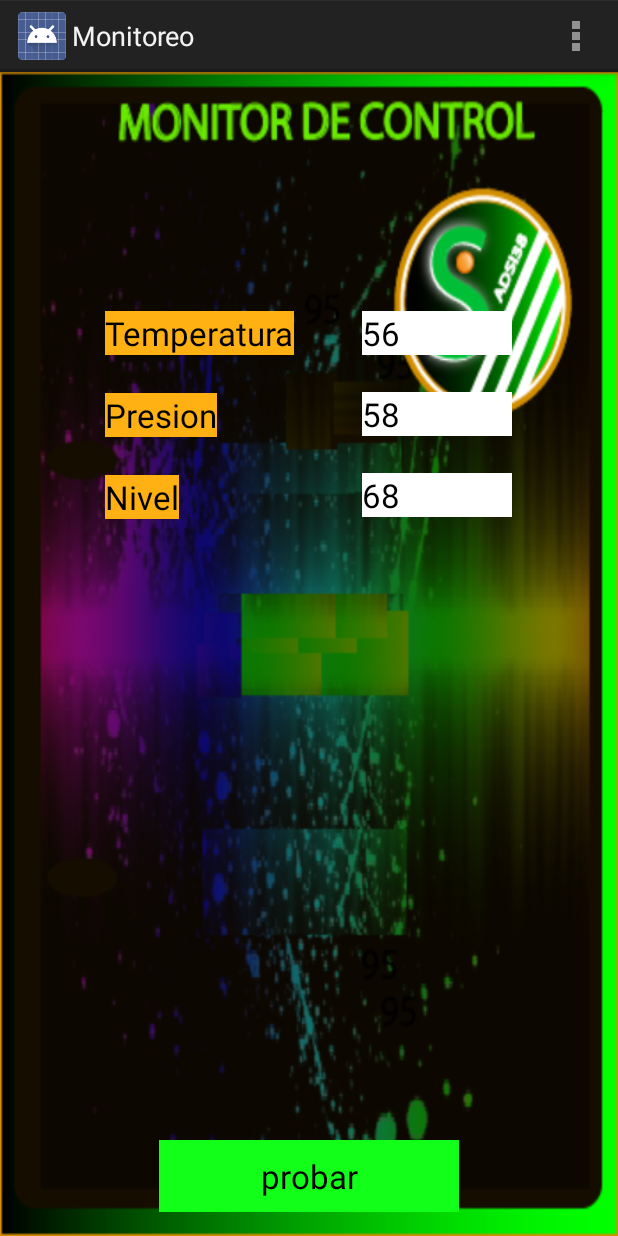
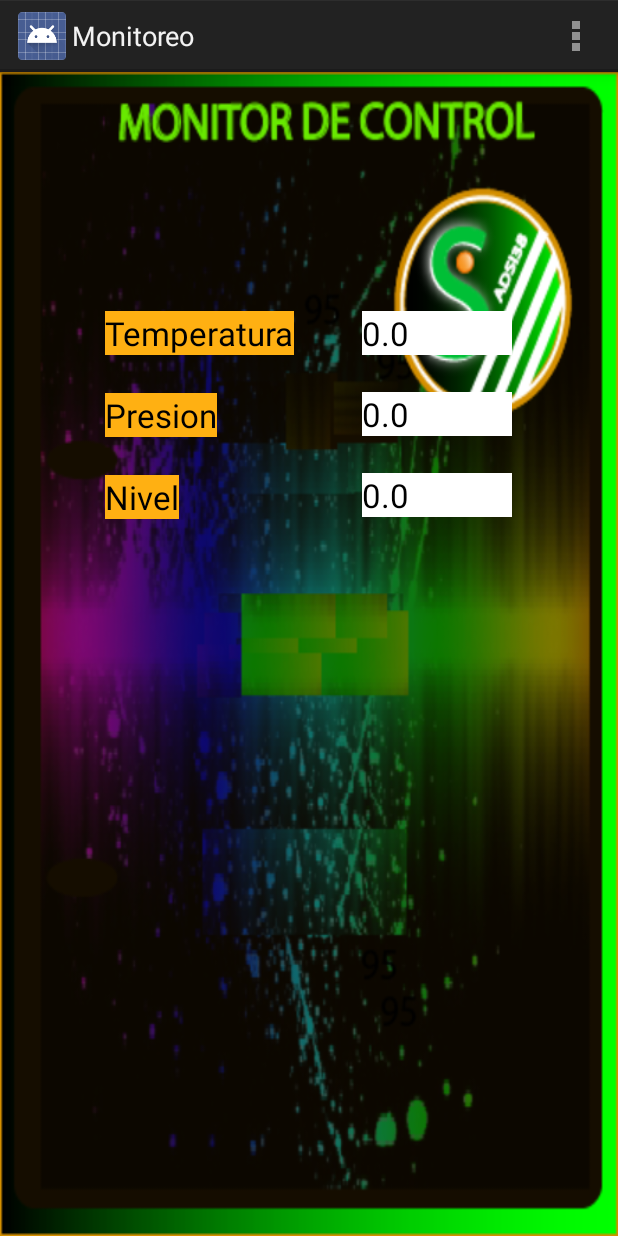
Before and after one commit to adsiRepository/SIMGEPLAPP, an Android app: the ActivityMonitoreo screen opened directly, with no data from a screen before it, on a phone screen of 412 x 824 dp. Run offline under Robolectric (Android 15) with nearby library versions, the phone set to English and light mode, and no system bars.

Commit message:
Primer version entregable de Simgeplapp, gestion usuarios monitoreo real (variables simuladas), despliegue de notificaciones, control de sesion. faltante reportes y demas.

```diff
--- a/SIMGEPLAPP/app/src/main/java/com/adsi38_sena/simgeplapp/Modelo/SIMGEPLAPP.java
+++ b/SIMGEPLAPP/app/src/main/java/com/adsi38_sena/simgeplapp/Modelo/SIMGEPLAPP.java
@@ -20,6 +20,7 @@ import android.widget.Toast;
 //se define y se inicia al ejecutar por primera vez la aplicacion, lo que hacemos en cada componente es recoger esa instancia y obtener asi las variables globales.
 public class SIMGEPLAPP extends Application{
 
+    //http://www.elandroidelibre.com/2015/07/errores-habituales-desarrollador-android.html
 
     //ATRIBUTOS DE LA APLICACION
     //variables globales accesibles a todos los elementos pertenecientes a la aplicacion: activities, services, clases, etc.
@@ -74,7 +75,7 @@ public class SIMGEPLAPP extends Application{
         super.onCreate();
 
         SharedPreferences preferencias = getSharedPreferences("mi_usuario", MODE_PRIVATE);
-        String estado_sesion = preferencias.getString("onsesion", null);//false valor por defecto
+        String estado_sesion = preferencias.getString("onsesion", null);//null valor por defecto
 
         if(estado_sesion != null){
             sessionAlive = true;
--- a/SIMGEPLAPP/app/src/main/java/com/adsi38_sena/simgeplapp/Vistas/ActivityLogin.java
+++ b/SIMGEPLAPP/app/src/main/java/com/adsi38_sena/simgeplapp/Vistas/ActivityLogin.java
@@ -75,7 +75,7 @@ public class ActivityLogin extends Activity /*implements AsyncLoggin.Llamados_de
     }
 
     public void onLogged(){
-        finish();
+        this.finish();
         startActivity(new Intent(getApplicationContext(), ActivityMenu.class));
         Toast.makeText(getApplicationContext(), "Session Iniciada", Toast.LENGTH_LONG).show();
     }
--- a/SIMGEPLAPP/app/src/main/java/com/adsi38_sena/simgeplapp/Vistas/ActivityMonitoreo.java
+++ b/SIMGEPLAPP/app/src/main/java/com/adsi38_sena/simgeplapp/Vistas/ActivityMonitoreo.java
@@ -1,6 +1,7 @@
 package com.adsi38_sena.simgeplapp.Vistas;
 
 import android.app.Activity;
+import android.app.NotificationManager;
 import android.os.Bundle;
 import android.view.Menu;
 import android.view.MenuItem;
@@ -9,8 +10,6 @@ import android.widget.Button;
 import android.widget.TextView;
 import android.widget.Toast;
 
-import com.adsi38_sena.simgeplapp.Controlador.AsyncMonitor;
-import com.adsi38_sena.simgeplapp.Controlador.SalvaTareas;
 import com.adsi38_sena.simgeplapp.Modelo.SIMGEPLAPP;
 import com.adsi38_sena.simgeplapp.R;
 
@@ -25,12 +24,13 @@ public class ActivityMonitoreo extends Activity {
     private Double[] valores;
     private Random random = new Random();
     int aux;
+    private boolean openFromService;
+    private static boolean monitorear;
 
     //ServicioMonitoreo theService;
     //private Messenger mensajero;
 
     protected TextView txv_TEMP, txv_PRES, txv_NIV;
-    protected Button btnPrueba;
     CharSequence[] estado_variables;
 
     //control de estado de la pantalla
@@ -56,49 +56,50 @@ public class ActivityMonitoreo extends Activity {
     protected void onCreate(Bundle savedInstanceState) {
         super.onCreate(savedInstanceState);
         setContentView(com.adsi38_sena.simgeplapp.R.layout.activity_monitoreo);
+        try {
+            simgeplapp = (SIMGEPLAPP) getApplication();
 
-        simgeplapp = (SIMGEPLAPP)getApplication();
+            //
 
-        txv_TEMP = (TextView) findViewById(R.id.txv_lec_temp);
-        txv_PRES = (TextView) findViewById(R.id.txv_lec_pres);
-        txv_NIV = (TextView) findViewById(R.id.txv_lec_niv);
-        btnPrueba = (Button) findViewById(R.id.btn_init);
+            txv_TEMP = (TextView) findViewById(R.id.txv_lec_temp);
+            txv_PRES = (TextView) findViewById(R.id.txv_lec_pres);
+            txv_NIV = (TextView) findViewById(R.id.txv_lec_niv);
 
-        temporal = simgeplapp.TEMP;
+            temporal = simgeplapp.TEMP;//variable q me permitira realizar una simulacion de lecturas mas frecuente de en lo q realmente son recibidas del servidor
 
-        btnPrueba.setOnClickListener(new View.OnClickListener() {
-            @Override
-            public void onClick(View v) {
-                //String valorEnviado = txt_valorEnviado.getText().toString();
-				/*Message msg = Message.obtain(null, new ServicioMonitoreo().ID_PETICION_SERVICIO);//este metodo obtain es para identificar el mensaje dentro del canal de estos.
-				msg.replyTo = new Messenger(new RecibidorRespuestasServicio());//este metodo se ejecutara en el servicio (msg.replyTo), aqui le damos una instancia de RecibidorRespuestasServicio, por ende ejecutara el codigo alli escrito
-				//Bundle bund = new Bundle();
-				//bund.putString("datoTransferido", valorEnviado);
-				//msg.setData(bund);
-				try {
-					mensajero.send(msg);//mensajero es el campo que contiene el IBinder recibido del ServiceConnection. Este contiene el manejador (la clase Handler) que se encuentra en el servicio (su manejador de mensajes)
-										//asi que al pasarle un mensaje (.send(mensaje)) se esta ejecutando el codigo del Handler del servicio
-				} catch (RemoteException e) {
-					Toast.makeText(getBaseContext(), e.getLocalizedMessage(), Toast.LENGTH_LONG).show();
-					e.printStackTrace();
-				}*/
+            if (getIntent().getExtras() != null) {
+                openFromService = getIntent().getBooleanExtra("en_espera", false);//el false es por defecto, por si no se recibe nada
+                if (openFromService == true) {
 
-                /*AsyncMonitor monitor = new AsyncMonitor();
-                SalvaTareas.obtenerInstancia().iniciarMonitoreo(SIMGEPLAPP.LLAVE_PROCESO_MONITOREO, monitor, ActivityMonitoreo.this);
-                monitor.execute();*/
+                    if (simgeplapp.serviceOn == true) {
+                        monitorear = false;
+                    }
+                    txv_TEMP.setText(""+decimalFormat.format(getIntent().getDoubleExtra("temperatura", /*simgeplapp.TEMP*/3)));
+                    txv_PRES.setText(""+decimalFormat.format(getIntent().getDoubleExtra("presion", /*simgeplapp.PRES*/2)));
+                    txv_NIV.setText(""+decimalFormat.format(getIntent().getDoubleExtra("nivel", /*simgeplapp.NIV*/1)));
+                    //Toast.makeText(getBaseContext(), "en_espera = true", Toast.LENGTH_LONG).show();
+                }
+            } else {
+                if (simgeplapp.serviceOn == true) {
+                    if (!MotorMonitor.isAlive()) {
+                        monitorear = simgeplapp.serviceOn;
+                        MotorMonitor.start();
+                    }
+                }
             }
-        });
 
+            NotificationManager managerNotificaciones = (NotificationManager) getSystemService(NOTIFICATION_SERVICE);
+            managerNotificaciones.cancel(SIMGEPLAPP.NOTIFICACIONES.ID_NOTIFICACION_ALERTA);
+
+
+        } catch (Exception e) {
+            Toast.makeText(getBaseContext(), "onCreate: " + e.toString(), Toast.LENGTH_LONG).show();
+        }
     }
 
     @Override
     protected void onStart(){
         super.onStart();
-        if(simgeplapp.serviceOn == true) {
-            if (!MotorMonitor.isAlive()) {
-                MotorMonitor.start();
-            }
-        }
     }
 
     @Override
@@ -132,7 +133,7 @@ public class ActivityMonitoreo extends Activity {
     private Thread MotorMonitor = new Thread(new Runnable() {
         @Override
         public void run() {
-            while (simgeplapp.serviceOn == true) {
+            while (monitorear == true) {
                 try {
                     aux = random.nextInt(3);//intervalo desde 0 hasta 3 sin tomarlo, es decir realmente hasta 2.
                     switch (aux) {
@@ -141,7 +142,7 @@ public class ActivityMonitoreo extends Activity {
                                 @Override
                                 public void run() {
                                     //txv_TEMP.setText("" + decimalFormat.format(valores[0]));
-                                    txv_TEMP.setText("" + decimalFormat.format((random.nextDouble() * (178 - 19)) + 19));
+                                    txv_TEMP.setText("" + decimalFormat.format((random.nextDouble() * (112 - 19)) + 19));
                                 }
                             });
                             break;
@@ -150,7 +151,7 @@ public class ActivityMonitoreo extends Activity {
                                 @Override
                                 public void run() {
                                     //txv_PRES.setText("" + decimalFormat.format(valores[1]));
-                                    txv_PRES.setText("" + decimalFormat.format((random.nextDouble() * (168 - 16)) + 16));
+                                    txv_PRES.setText("" + decimalFormat.format((random.nextDouble() * (98 - 16)) + 16));
                                 }
                             });
                             break;
@@ -159,7 +160,7 @@ public class ActivityMonitoreo extends Activity {
                                 @Override
                                 public void run() {
                                     //txv_NIV.setText("" + decimalFormat.format(valores[2]));
-                                    txv_NIV.setText("" + decimalFormat.format((random.nextDouble() * (166 - 18)) + 18));
+                                    txv_NIV.setText("" + decimalFormat.format((random.nextDouble() * (100 - 18)) + 18));
                                 }
                             });
                             break;
@@ -173,9 +174,28 @@ public class ActivityMonitoreo extends Activity {
     });
 
 
+    //////--------      METODOS DE ENLACE AL SERVICE EN SEGUNDO PLANO
 
+    //private void comunicarseConServidor_Bind() {
+            //String valorEnviado = txt_valorEnviado.getText().toString();
+				/*Message msg = Message.obtain(null, new ServicioMonitoreo().ID_PETICION_SERVICIO);//este metodo obtain es para identificar el mensaje dentro del canal de estos.
+				msg.replyTo = new Messenger(new RecibidorRespuestasServicio());//este metodo se ejecutara en el servicio (msg.replyTo), aqui le damos una instancia de RecibidorRespuestasServicio, por ende ejecutara el codigo alli escrito
+				//Bundle bund = new Bundle();
+				//bund.putString("datoTransferido", valorEnviado);
+				//msg.setData(bund);
+				try {
+					mensajero.send(msg);//mensajero es el campo que contiene el IBinder recibido del ServiceConnection. Este contiene el manejador (la clase Handler) que se encuentra en el servicio (su manejador de mensajes)
+										//asi que al pasarle un mensaje (.send(mensaje)) se esta ejecutando el codigo del Handler del servicio
+				} catch (RemoteException e) {
+					Toast.makeText(getBaseContext(), e.getLocalizedMessage(), Toast.LENGTH_LONG).show();
+					e.printStackTrace();
+				}*/
 
-    //////--------      METODOS DE ENLACE AL SERVICE EN SEGUNDO PLANO
+                /*AsyncMonitor monitor = new AsyncMonitor();
+                SalvaTareas.obtenerInstancia().iniciarMonitoreo(SIMGEPLAPP.LLAVE_PROCESO_MONITOREO, monitor, ActivityMonitoreo.this);
+                monitor.execute();*/
+     //   }
+
     //enlace al servicio, metodo no usado. Consulta: servicios enlazados en android
     //bindService(new Intent(InicioSimgeplapp.this, ServicioMonitoreo.class), conexService, Context.BIND_AUTO_CREATE);//
     //metodos para enlazar servicios en segundo plano para intercambiar datos, actualmente no usados debido al uso de variables globales
--- a/SIMGEPLAPP/app/src/main/res/layout-land/activity_monitoreo.xml
+++ b/SIMGEPLAPP/app/src/main/res/layout-land/activity_monitoreo.xml
@@ -15,7 +15,7 @@
         android:layout_alignParentTop="true"
         android:layout_centerHorizontal="true"
         android:layout_marginTop="55dp"
-        android:layout_above="@+id/btn_init">
+        >
 
         <LinearLayout
             android:orientation="vertical"
@@ -80,7 +80,7 @@
                         android:layout_width="100dp"
                         android:layout_height="wrap_content"
                         android:textAppearance="?android:attr/textAppearanceMedium"
-                        android:text="56"
+                        android:text="0.0"
                         android:id="@+id/txv_lec_temp"
                         android:layout_alignLeft="@+id/txv_lec_pres"
                         android:layout_centerVertical="true"
@@ -98,7 +98,7 @@
                         android:layout_width="100dp"
                         android:layout_height="wrap_content"
                         android:textAppearance="?android:attr/textAppearanceMedium"
-                        android:text="58"
+                        android:text="0.0"
                         android:id="@+id/txv_lec_pres"
                         android:layout_alignTop="@+id/lbl_presion"
                         android:layout_alignLeft="@+id/txv_lec_niv"
@@ -116,7 +116,7 @@
                         android:layout_width="100dp"
                         android:layout_height="wrap_content"
                         android:textAppearance="?android:attr/textAppearanceMedium"
-                        android:text="68"
+                        android:text="0.0"
                         android:id="@+id/txv_lec_niv"
                         android:layout_alignTop="@+id/lbl_nivel"
                         android:layout_toRightOf="@+id/btn_init"
@@ -129,14 +129,4 @@
         </LinearLayout>
     </LinearLayout>
 
-    <Button
-        android:layout_width="200dp"
-        android:layout_height="wrap_content"
-        android:text="probar"
-        android:id="@+id/btn_init"
-        android:textSize="22dp"
-        android:background="#ff12ff1a"
-        android:layout_alignParentBottom="true"
-        android:layout_centerHorizontal="true" />
-
 </RelativeLayout>
--- a/SIMGEPLAPP/app/src/main/res/layout-port/activity_monitoreo.xml
+++ b/SIMGEPLAPP/app/src/main/res/layout-port/activity_monitoreo.xml
@@ -79,7 +79,7 @@
                         android:layout_width="100dp"
                         android:layout_height="wrap_content"
                         android:textAppearance="?android:attr/textAppearanceMedium"
-                        android:text="56"
+                        android:text="0.0"
                         android:id="@+id/txv_lec_temp"
                         android:layout_alignLeft="@+id/txv_lec_pres"
                         android:layout_centerVertical="true"
@@ -98,7 +98,7 @@
                         android:layout_width="100dp"
                         android:layout_height="wrap_content"
                         android:textAppearance="?android:attr/textAppearanceMedium"
-                        android:text="58"
+                        android:text="0.0"
                         android:id="@+id/txv_lec_pres"
                         android:layout_alignTop="@+id/lbl_presion"
                         android:layout_alignLeft="@+id/txv_lec_niv"
@@ -117,7 +117,7 @@
                         android:layout_width="100dp"
                         android:layout_height="wrap_content"
                         android:textAppearance="?android:attr/textAppearanceMedium"
-                        android:text="68"
+                        android:text="0.0"
                         android:id="@+id/txv_lec_niv"
                         android:layout_alignTop="@+id/lbl_nivel"
                         android:layout_toRightOf="@+id/btn_init"
@@ -131,14 +131,4 @@
         </LinearLayout>
     </LinearLayout>
 
-    <Button
-        android:layout_width="200dp"
-        android:layout_height="wrap_content"
-        android:text="probar"
-        android:id="@+id/btn_init"
-        android:textSize="22dp"
-        android:background="#ff12ff1a"
-        android:layout_alignParentBottom="true"
-        android:layout_centerHorizontal="true" />
-
 </RelativeLayout>
```
Also changed, not shown: SIMGEPLAPP/app/src/main/AndroidManifest.xml (+6 -6 lines), SIMGEPLAPP/app/src/main/java/com/adsi38_sena/simgeplapp/Controlador/Notificador.java (+15 -4 lines), SIMGEPLAPP/app/src/main/java/com/adsi38_sena/simgeplapp/Controlador/ServicioMonitoreo.java (+12 -8 lines), SIMGEPLAPP/app/src/main/java/com/adsi38_sena/simgeplapp/Vistas/ActivityMenu.java (+12 -24 lines), SIMGEPLAPP/app/src/main/java/com/adsi38_sena/simgeplapp/Vistas/InicioSimgeplapp.java (+10 -4 lines), 1 other file.
